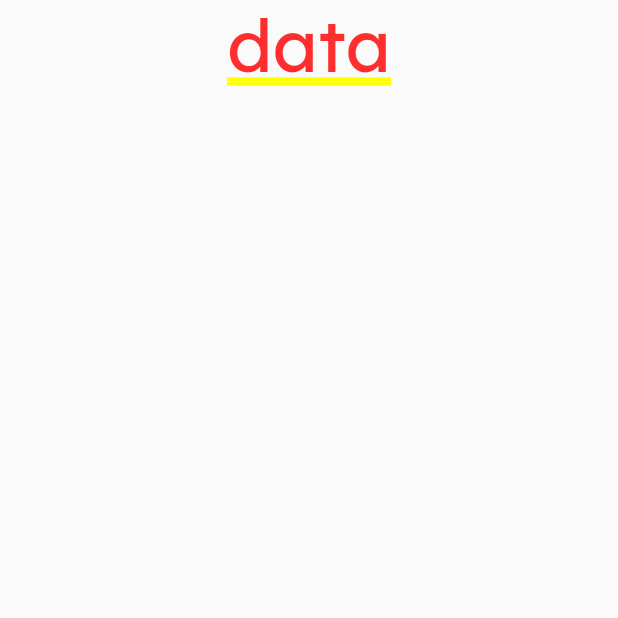
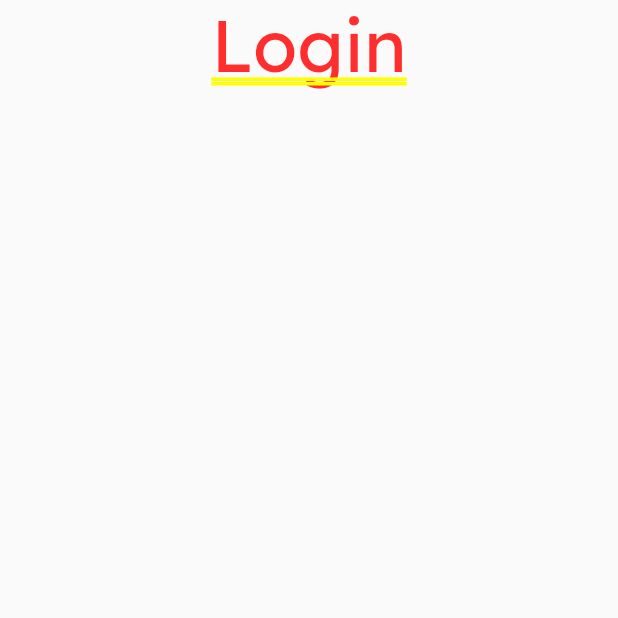
Before and after one commit to arush-shri/margRakshak, a Flutter app: the screen it shows after launch, on a phone screen of 412 x 824 dp, the top half of it. Run offline on Flutter 3.47's test engine with Material 2 defaults, Android fonts, the phone set to English and light mode, and no system bars; our stand-ins replace firebase_core; accounts and stored records are empty.

Commit message:
firebase added

```diff
--- a/lib/view/login.dart
+++ b/lib/view/login.dart
@@ -9,8 +9,9 @@ class LoginView extends StatelessWidget {
     return const Scaffold(
       body: MaterialApp(
         home: Column(
+          crossAxisAlignment: CrossAxisAlignment.center,
           children: <Widget>[
-            Text("data", style: TextStyle(fontFamily: "Lexend", fontWeight: FontWeight.w400),),
+            Text("Login", style: TextStyle(fontFamily: "Lexend", fontWeight: FontWeight.w400),),
           ],
         ),
       ),
--- a/pubspec.yaml
+++ b/pubspec.yaml
@@ -35,6 +35,8 @@ dependencies:
   # The following adds the Cupertino Icons font to your application.
   # Use with the CupertinoIcons class for iOS style icons.
   cupertino_icons: ^1.0.2
+  firebase_core: ^2.16.0
+  firebase_auth: ^4.10.0
 
 dev_dependencies:
   flutter_test:
```
Also changed, not shown: lib/firebase_options.dart (added), lib/model/loginModel.dart (added), pubspec.lock, 3 other files.
